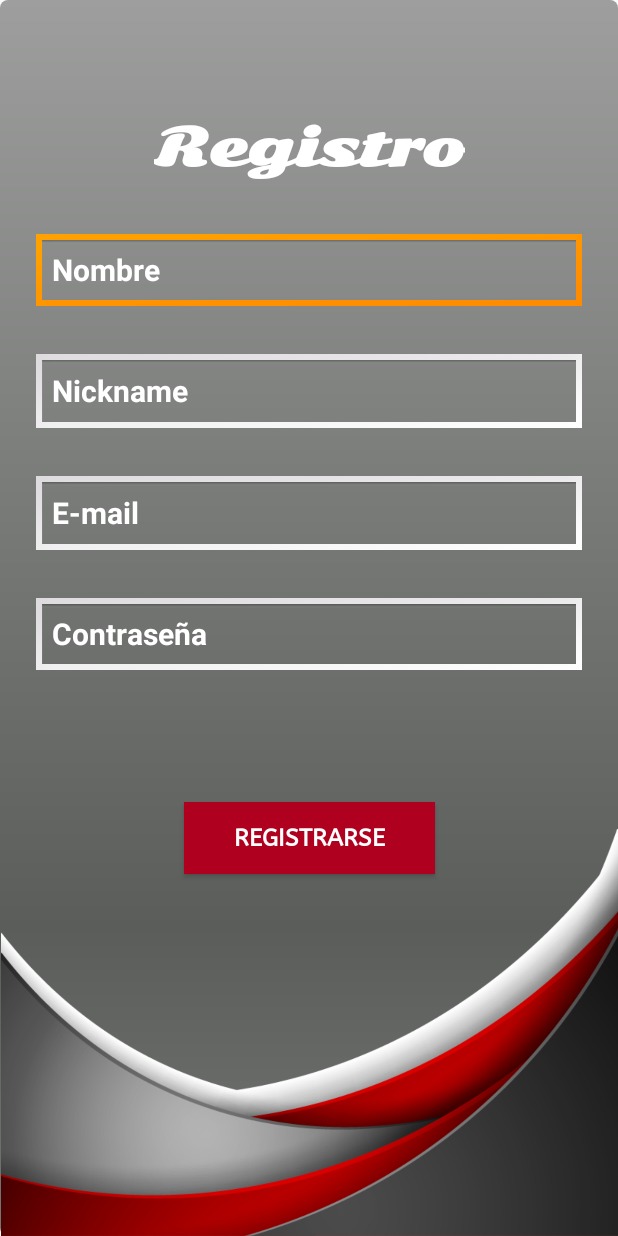
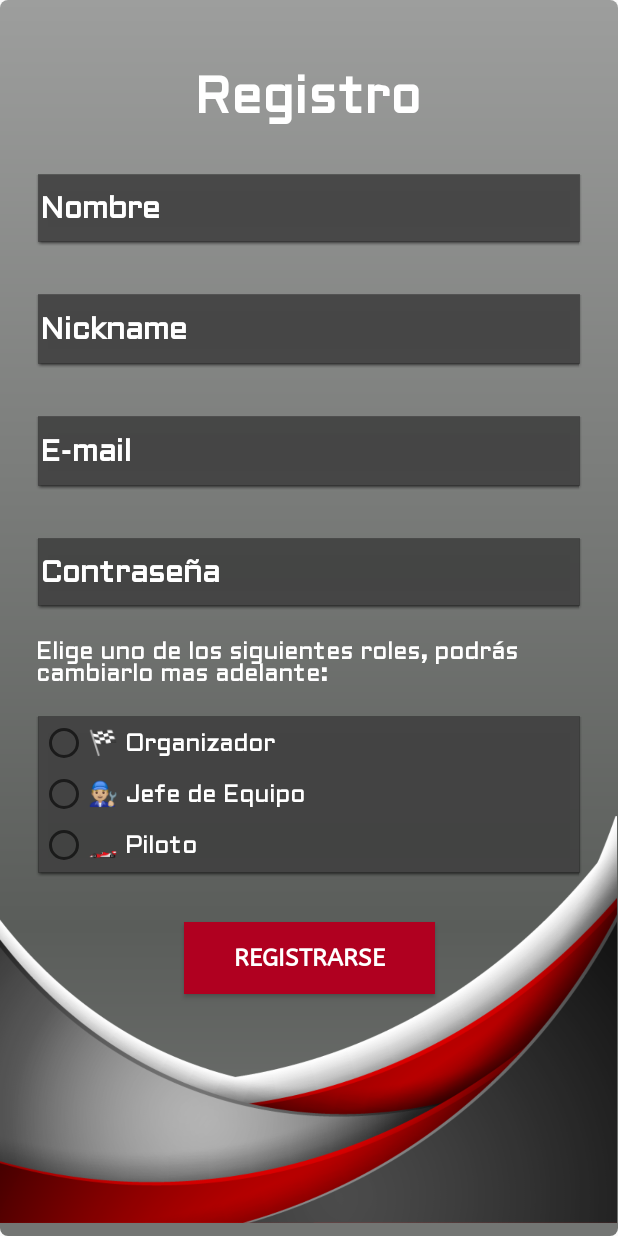
Before and after one commit to MarcoP1993/MySimRacing, an Android app: the RegistroActivity screen opened directly, with no data from a screen before it, on a phone screen of 412 x 824 dp. Run offline under Robolectric (Android 15) with nearby library versions, the phone set to English and light mode, and no system bars; our stand-ins replace Firebase (no records; nobody signed in at launch, a user with empty details on screens opened directly); Roboto replaces fonts that are not available here.

Commit message:
Version 0.5.7 cambios en los activity, rediseño de RegistroActivity, eliminacion de roleActivity para ahorrar tiempo y codigo posibles errores. Creacion de 3 activities, una para cada rol.

```diff
--- a/app/build.gradle
+++ b/app/build.gradle
@@ -28,6 +28,9 @@ android {
         sourceCompatibility JavaVersion.VERSION_1_8
         targetCompatibility JavaVersion.VERSION_1_8
     }
+    buildFeatures {
+        viewBinding true
+    }
 }
 
 dependencies {
@@ -38,6 +41,8 @@ dependencies {
     implementation 'com.google.firebase:firebase-auth:21.0.1'
     implementation 'com.google.firebase:firebase-database:20.0.2'
     implementation 'com.google.firebase:firebase-firestore:24.0.0'
+    implementation 'androidx.navigation:navigation-fragment:2.3.5'
+    implementation 'androidx.navigation:navigation-ui:2.3.5'
     testImplementation 'junit:junit:4.+'
     androidTestImplementation 'androidx.test.ext:junit:1.1.3'
     androidTestImplementation 'androidx.test.espresso:espresso-core:3.4.0'
--- a/app/src/main/java/com/example/mysimracing/RoleActivity.java
+++ b/app/src/main/java/com/example/mysimracing/ActivityJefeEquipo.java
@@ -4,11 +4,11 @@ import androidx.appcompat.app.AppCompatActivity;
 
 import android.os.Bundle;
 
-public class RoleActivity extends AppCompatActivity {
+public class ActivityJefeEquipo extends AppCompatActivity {
 
     @Override
     protected void onCreate(Bundle savedInstanceState) {
         super.onCreate(savedInstanceState);
-        setContentView(R.layout.activity_role);
+        setContentView(R.layout.activity_jefe_equipo);
     }
 }
--- a/app/src/main/java/com/example/mysimracing/MainActivity.java
+++ b/app/src/main/java/com/example/mysimracing/MainActivity.java
@@ -92,7 +92,7 @@ public class MainActivity extends AppCompatActivity implements Serializable {
         helper.attachToRecyclerView(rv_eventos);
     }
 
-    public void mostrarEstudiante(EventosTorneo e) {
+    public void mostrarEventos(EventosTorneo e) {
         Toast.makeText(this,"Nombre -> " + e.getNombreTorneo() + "\n" + "Ciudad -> "+ e.getCiudad() + "\n"+ "Plataforma -> " + e.getPlataforma() + "\n" + "Empezado -> " + e.getCompitiendo(), Toast.LENGTH_LONG).show();
     }
 
--- a/app/src/main/res/layout/activity_registro.xml
+++ b/app/src/main/res/layout/activity_registro.xml
@@ -11,25 +11,28 @@
         android:id="@+id/txt_registro"
         android:layout_width="wrap_content"
         android:layout_height="wrap_content"
-        android:layout_marginTop="76dp"
-        android:fontFamily="@font/sonsie_one"
+        android:layout_marginTop="40dp"
+        android:fontFamily="@font/aldrich"
         android:text="@string/txt_registro"
         android:textColor="@color/white"
         android:textSize="34sp"
         android:textStyle="bold"
         app:layout_constraintEnd_toEndOf="parent"
+        app:layout_constraintHorizontal_bias="0.497"
         app:layout_constraintStart_toStartOf="parent"
-        app:layout_constraintTop_toTopOf="parent" />
+        app:layout_constraintTop_toTopOf="parent"
+        tools:ignore="TextContrastCheck" />
 
     <EditText
         android:id="@+id/edt_nombre"
         android:layout_width="0dp"
         android:layout_height="48dp"
         android:layout_marginStart="24dp"
-        android:layout_marginTop="156dp"
+        android:layout_marginTop="116dp"
         android:layout_marginEnd="24dp"
-        android:background="@android:drawable/gallery_thumb"
+        android:background="@android:drawable/editbox_dropdown_dark_frame"
         android:ems="10"
+        android:fontFamily="@font/aldrich"
         android:hint="@string/edt_nombre_registro"
         android:importantForAutofill="no"
         android:inputType="textPersonName"
@@ -48,8 +51,9 @@
         android:layout_width="0dp"
         android:layout_height="49dp"
         android:layout_marginTop="32dp"
-        android:background="@android:drawable/gallery_thumb"
+        android:background="@android:drawable/editbox_dropdown_dark_frame"
         android:ems="10"
+        android:fontFamily="@font/aldrich"
         android:hint="@string/edt_nickname"
         android:importantForAutofill="no"
         android:inputType="textPersonName"
@@ -68,7 +72,7 @@
         android:id="@+id/btn_registrarse"
         android:layout_width="167dp"
         android:layout_height="48dp"
-        android:layout_marginTop="88dp"
+        android:layout_marginTop="208dp"
         android:background="@color/design_default_color_error"
         android:fontFamily="@font/abeezee"
         android:text="@string/btn_registrarse"
@@ -84,8 +88,9 @@
         android:layout_width="0dp"
         android:layout_height="49dp"
         android:layout_marginTop="32dp"
-        android:background="@android:drawable/gallery_thumb"
+        android:background="@android:drawable/editbox_dropdown_dark_frame"
         android:ems="10"
+        android:fontFamily="@font/aldrich"
         android:hint="@string/edt_email_registro"
         android:importantForAutofill="no"
         android:inputType="textEmailAddress"
@@ -103,8 +108,9 @@
         android:layout_width="0dp"
         android:layout_height="48dp"
         android:layout_marginTop="32dp"
-        android:background="@android:drawable/gallery_thumb"
+        android:background="@android:drawable/editbox_dropdown_dark_frame"
         android:ems="10"
+        android:fontFamily="@font/aldrich"
         android:hint="@string/edt_contrasena_registro"
         android:importantForAutofill="no"
         android:inputType="textPassword"
@@ -117,30 +123,79 @@
         app:layout_constraintTop_toBottomOf="@+id/edt_email_registro"
         tools:ignore="TextContrastCheck" />
 
+    <RadioGroup
+        android:id="@+id/radio_group_roles"
+        android:layout_width="0dp"
+        android:layout_height="107dp"
+        android:layout_marginTop="16dp"
+        android:layout_marginBottom="30dp"
+        android:background="@android:drawable/editbox_dropdown_dark_frame"
+        app:layout_constraintBottom_toTopOf="@+id/btn_registrarse"
+        app:layout_constraintEnd_toEndOf="@+id/txt_roles"
+        app:layout_constraintStart_toStartOf="@+id/txt_roles"
+        app:layout_constraintTop_toBottomOf="@+id/txt_roles">
+
+        <RadioButton
+            android:id="@+id/Rb_organizador"
+            android:layout_width="match_parent"
+            android:layout_height="wrap_content"
+            android:layout_weight="1"
+            android:fontFamily="@font/aldrich"
+            android:text="🏁 Organizador"
+            android:textColor="@color/white"
+            android:textSize="16sp"
+            android:textStyle="bold"
+            tools:ignore="TouchTargetSizeCheck" />
+
+        <RadioButton
+            android:id="@+id/Rb_jefe_equipo"
+            android:layout_width="match_parent"
+            android:layout_height="wrap_content"
+            android:layout_weight="1"
+            android:fontFamily="@font/aldrich"
+            android:text="👨🏼‍🔧 Jefe de Equipo"
+            android:textColor="@color/white"
+            android:textSize="16sp"
+            android:textStyle="bold"
+            tools:ignore="TouchTargetSizeCheck" />
+
+        <RadioButton
+            android:id="@+id/Rb_piloto"
+            android:layout_width="match_parent"
+            android:layout_height="wrap_content"
+            android:layout_weight="1"
+            android:fontFamily="@font/aldrich"
+            android:text="🏎 ️Piloto"
+            android:textColor="@color/white"
+            android:textSize="16sp"
+            android:textStyle="bold"
+            tools:ignore="TouchTargetSizeCheck" />
+    </RadioGroup>
+
+    <TextView
+        android:id="@+id/txt_roles"
+        android:layout_width="0dp"
+        android:layout_height="wrap_content"
+        android:layout_marginTop="16dp"
+        android:fontFamily="@font/aldrich"
+        android:text="Elige uno de los siguientes roles, podrás cambiarlo mas adelante:"
+        android:textColor="@color/white"
+        android:textSize="16sp"
+        android:textStyle="bold"
+        app:layout_constraintEnd_toEndOf="@+id/edt_pass_registro"
+        app:layout_constraintHorizontal_bias="0.0"
+        app:layout_constraintStart_toStartOf="@+id/edt_pass_registro"
+        app:layout_constraintTop_toBottomOf="@+id/edt_pass_registro" />
+
     <ImageView
         android:id="@+id/imageView"
-        android:layout_width="472dp"
-        android:layout_height="292dp"
-        android:contentDescription="@string/todo"
-        app:layout_constraintBottom_toBottomOf="parent"
+        android:layout_width="411dp"
+        android:layout_height="304dp"
+        android:layout_marginTop="40dp"
         app:layout_constraintEnd_toEndOf="parent"
-        app:layout_constraintHorizontal_bias="0.508"
+        app:layout_constraintHorizontal_bias="0.0"
         app:layout_constraintStart_toStartOf="parent"
-        app:srcCompat="@drawable/disenocuatro"
-        tools:ignore="ImageContrastCheck" />
-
-    <ProgressBar
-        android:id="@+id/progressBar"
-        style="?android:attr/progressBarStyle"
-        android:layout_width="59dp"
-        android:layout_height="55dp"
-        android:layout_marginBottom="16dp"
-        android:background="@drawable/ic_launcher_foreground"
-        android:backgroundTint="@color/white"
-        android:visibility="invisible"
-        app:layout_constraintBottom_toTopOf="@+id/btn_registrarse"
-        app:layout_constraintEnd_toEndOf="parent"
-        app:layout_constraintHorizontal_bias="0.498"
-        app:layout_constraintStart_toStartOf="parent" />
+        app:layout_constraintTop_toTopOf="@+id/radio_group_roles"
+        app:srcCompat="@drawable/disenocuatro" />
 
 </androidx.constraintlayout.widget.ConstraintLayout>
--- /dev/null
+++ b/app/src/main/res/values-land/dimens.xml
@@ -0,0 +1,3 @@
+<resources>
+        <dimen name="fab_margin">48dp</dimen>
+    </resources>
--- /dev/null
+++ b/app/src/main/res/values-w1240dp/dimens.xml
@@ -0,0 +1,3 @@
+<resources>
+        <dimen name="fab_margin">200dp</dimen>
+    </resources>
--- /dev/null
+++ b/app/src/main/res/values-w600dp/dimens.xml
@@ -0,0 +1,3 @@
+<resources>
+        <dimen name="fab_margin">48dp</dimen>
+    </resources>
--- /dev/null
+++ b/app/src/main/res/values/dimens.xml
@@ -0,0 +1,3 @@
+<resources>
+        <dimen name="fab_margin">16dp</dimen>
+    </resources>
--- a/app/src/main/res/values/themes.xml
+++ b/app/src/main/res/values/themes.xml
@@ -17,4 +17,10 @@
     <style name="SplashTheme" parent="Theme.MySimRacing">
         <item name="android:windowBackground">@drawable/splash</item>
     </style>
+    <style name="NoActionBar">
+        <item name="windowActionBar">false</item>
+        <item name="windowNoTitle">true</item>
+    </style>
+    <style name="AppBarOverlay" parent="ThemeOverlay.AppCompat.Dark.ActionBar" />
+    <style name="PopupOverlay" parent="ThemeOverlay.AppCompat.Light" />
 </resources>
--- a/build.gradle
+++ b/build.gradle
@@ -5,7 +5,7 @@ buildscript {
         mavenCentral()
     }
     dependencies {
-        classpath "com.android.tools.build:gradle:7.0.3"
+        classpath 'com.android.tools.build:gradle:7.0.4'
         classpath 'com.google.gms:google-services:4.3.10'
 
         // NOTE: Do not place your application dependencies here; they belong
```
Also changed, not shown: app/src/main/AndroidManifest.xml (+5 -2 lines), app/src/main/java/com/example/mysimracing/ActivityOrganizador.java (added, +14 -0 lines), app/src/main/java/com/example/mysimracing/ActivityPiloto.java (added, +14 -0 lines), app/src/main/java/com/example/mysimracing/RegistroActivity.java (+9 -9 lines), app/src/main/res/layout/activity_jefe_equipo.xml (added, +10 -0 lines), app/src/main/res/layout/activity_organizador.xml (added, +10 -0 lines), app/src/main/res/layout/activity_piloto.xml (added, +10 -0 lines), app/src/main/res/layout/activity_role.xml (deleted, +0 -107 lines), app/src/main/res/navigation/nav_graph.xml (added, +28 -0 lines), app/src/main/res/values/strings.xml (+9 -0 lines).
